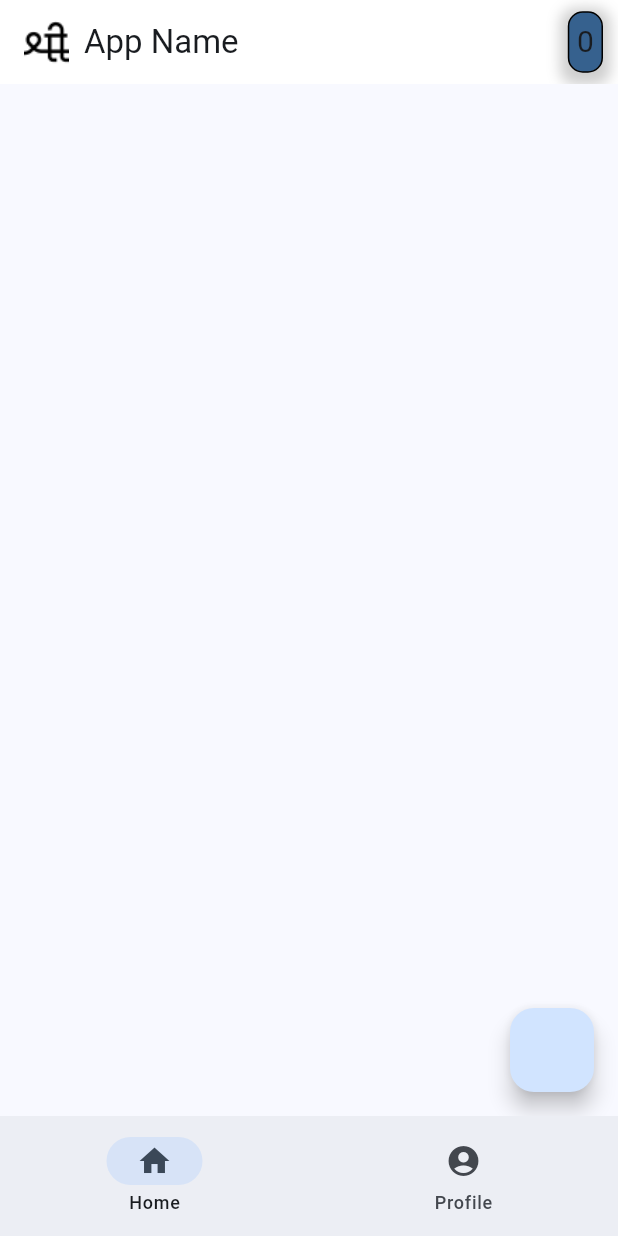
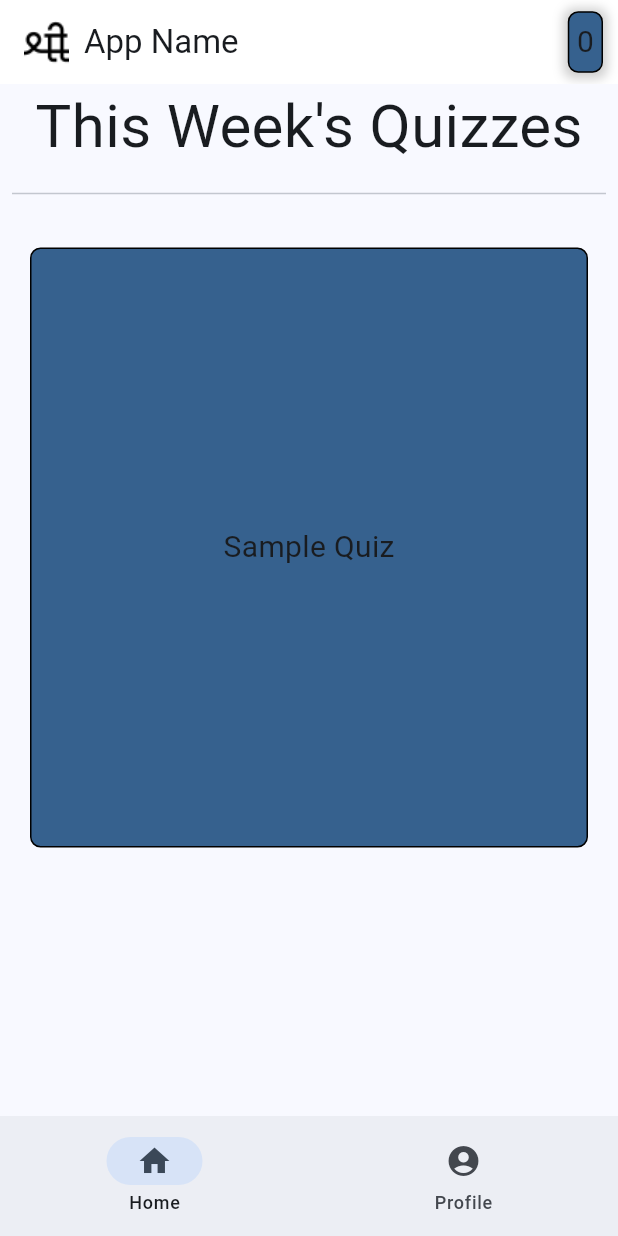
Before and after one commit to JishnuM5/5MinuteSanskrit, a Flutter app: the screen it shows after launch, on a phone screen of 412 x 824 dp. Run offline on Flutter 3.47's test engine with Material 3 defaults, Android fonts, the phone set to English and light mode, and no system bars; missing offline and left inert: dart:js_util.

Commit message:
Basic Home Page

```diff
--- a/lib/main.dart
+++ b/lib/main.dart
@@ -1,3 +1,5 @@
+import 'dart:js_util';
+
 import 'package:flutter/material.dart';
 import 'package:provider/provider.dart';
 
@@ -14,6 +16,7 @@ class MyApp extends StatelessWidget {
     return ChangeNotifierProvider(
       create: (context) => MyAppState(),
       child: MaterialApp(
+        debugShowCheckedModeBanner: false,
         title: 'Flutter Demo',
         theme: ThemeData(
           colorScheme: ColorScheme.fromSeed(seedColor: Colors.blue),
@@ -58,10 +61,10 @@ class _MyHomePageState extends State<MyHomePage> {
     Widget page;
     switch (_selectedIndex) {
       case 0:
-        page = MainPage();
+        page = const MainPage();
         break;
       case 1:
-        page = Placeholder();
+        page = const Placeholder();
         break;
       default:
         throw UnimplementedError();
@@ -91,14 +94,14 @@ class _MyHomePageState extends State<MyHomePage> {
                 border: Border.all(
                   color: Colors.black,
                 ),
-                borderRadius: const BorderRadius.all(Radius.circular(10)),
+                borderRadius: const BorderRadius.all(Radius.circular(7)),
                 color: Theme.of(context).primaryColor,
                 boxShadow: [
                   BoxShadow(
                     color: Colors.grey.withOpacity(0.5),
-                    spreadRadius: 5,
-                    blurRadius: 7,
-                    offset: const Offset(0, 3), // Changes position of shadow
+                    spreadRadius: 3,
+                    blurRadius: 5,
+                    offset: const Offset(0, 1), // Changes position of shadow
                   ),
                 ],
               ),
@@ -131,17 +134,45 @@ class _MyHomePageState extends State<MyHomePage> {
   }
 }
 
-class MainPage extends StatelessWidget {
+class MainPage extends StatefulWidget {
   const MainPage({super.key});
 
   @override
+  State<MainPage> createState() => _MainPageState();
+}
+
+class _MainPageState extends State<MainPage> {
+  @override
   Widget build(BuildContext context) {
     return Scaffold(
-      floatingActionButton: FloatingActionButton(
-        onPressed: () {
-          context.read<MyAppState>().increment();
-        },
+        body: Center(
+      child: Column(
+        children: [
+          const Text("This Week's Quizzes", style: TextStyle(fontSize: 40)),
+          const Padding(
+            padding: EdgeInsets.all(8.0),
+            child: Divider(),
+          ),
+          Container(
+            padding: const EdgeInsets.all(15.0),
+            constraints: BoxConstraints.expand(width: 800.0, height: 400.0),
+            decoration: BoxDecoration(
+              border: Border.all(
+                color: Colors.black,
+              ),
+              borderRadius: const BorderRadius.all(Radius.circular(7)),
+              color: Theme.of(context).primaryColor,
+            ),
+            alignment: Alignment.center,
+            margin: new EdgeInsets.all(20.0),
+            child: const Text('Sample Quiz',
+                style: TextStyle(fontSize: 20.0) //DefaultTextStyle.of(context)
+                // .style
+                // .apply(fontSizeFactor: 2.0), <-Future Code
+                ),
+          ),
+        ],
       ),
-    );
+    ));
   }
 }
```
